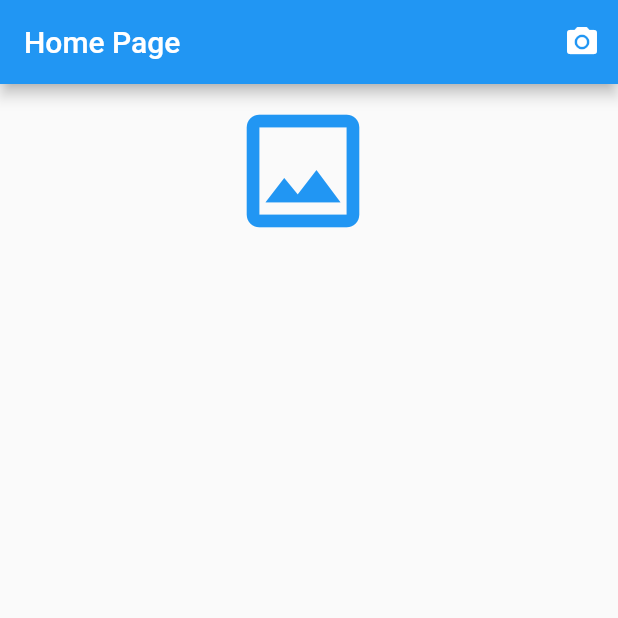
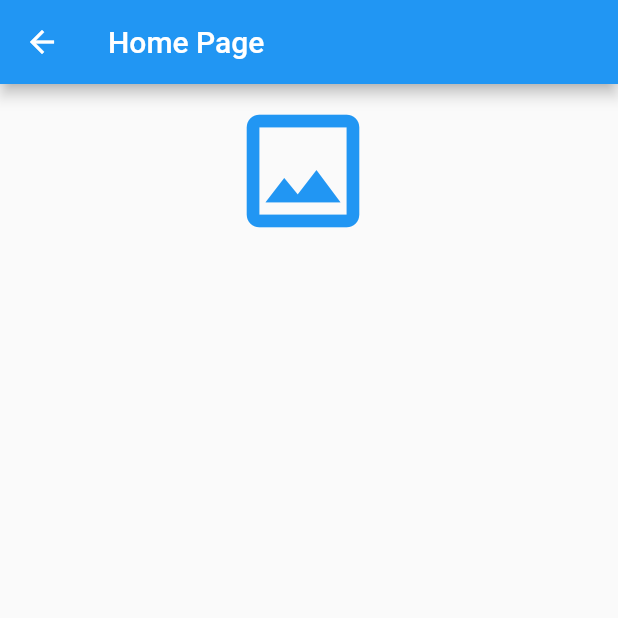
Before and after one commit to arungovindm2001/digitizing-prescriptions, a Flutter app: the MyHomePage screen opened directly, after a tap on the "image" icon, on a phone screen of 412 x 824 dp, the top half of it. Run offline on Flutter 3.47's test engine with Material 2 defaults, Android fonts, the phone set to English and light mode, and no system bars; our stand-ins replace camera, image_picker, pdf, share_plus; missing offline and left inert: firebase_ml_vision; accounts and stored records are empty.

```diff
--- a/lib/app.dart
+++ b/lib/app.dart
@@ -1,51 +1,33 @@
 import 'dart:io';
 
 import 'package:digitizing_prescriptions/camera.dart';
+import 'package:digitizing_prescriptions/textRecognize.dart';
 import 'package:flutter/material.dart';
 
 import 'package:image_picker/image_picker.dart';
-import 'package:firebase_ml_vision/firebase_ml_vision.dart';
-
-class MyApp extends StatelessWidget {
-  @override
-  Widget build(BuildContext context) {
-    return MaterialApp(
-      debugShowCheckedModeBanner: false,
-      home: MyHomePage(),
-    );
-  }
-}
 
 class MyHomePage extends StatefulWidget {
   @override
-  _MyHomePageState createState() => _MyHomePageState();
+  MyHomePageState createState() => MyHomePageState();
 }
 
-class _MyHomePageState extends State<MyHomePage> {
+class MyHomePageState extends State<MyHomePage> {
   File pickedImage;
   var text = '';
 
   Future pickImage() async {
     var awaitImage = await ImagePicker.pickImage(source: ImageSource.gallery);
-
     setState(() {
       pickedImage = awaitImage;
     });
-    FirebaseVisionImage visionImage = FirebaseVisionImage.fromFile(pickedImage);
-    TextRecognizer textRecognizer = FirebaseVision.instance.textRecognizer();
-    VisionText visionText = await textRecognizer.processImage(visionImage);
-
-    for (TextBlock block in visionText.blocks) {
-      for (TextLine line in block.lines) {
-        for (TextElement word in line.elements) {
-          setState(() {
-            text = text + word.text + ' ';
-          });
-        }
-        text = text + '\n';
-      }
-    }
-    textRecognizer.close();
+    String image = pickedImage.path;
+    print(image);
+    Navigator.push(
+      context,
+      MaterialPageRoute(
+        builder: (context) => DetailScreen(image),
+      ),
+    );
   }
 
   @override
@@ -53,17 +35,6 @@ class _MyHomePageState extends State<MyHomePage> {
     return Scaffold(
       appBar: AppBar(
         title: const Text('Home Page'),
-        actions: <Widget>[
-          IconButton(
-            icon: Icon(Icons.camera_alt),
-            onPressed: () {
-            Navigator.push(
-              context,
-              MaterialPageRoute(builder: (context) => CameraScreen()),
-            );
-          },
-          ),
-        ]
       ),
       body: Column(
         children: <Widget>[
```
Also changed, not shown: lib/camera.dart (+6 -13 lines), lib/home.dart (+17 -4 lines).
